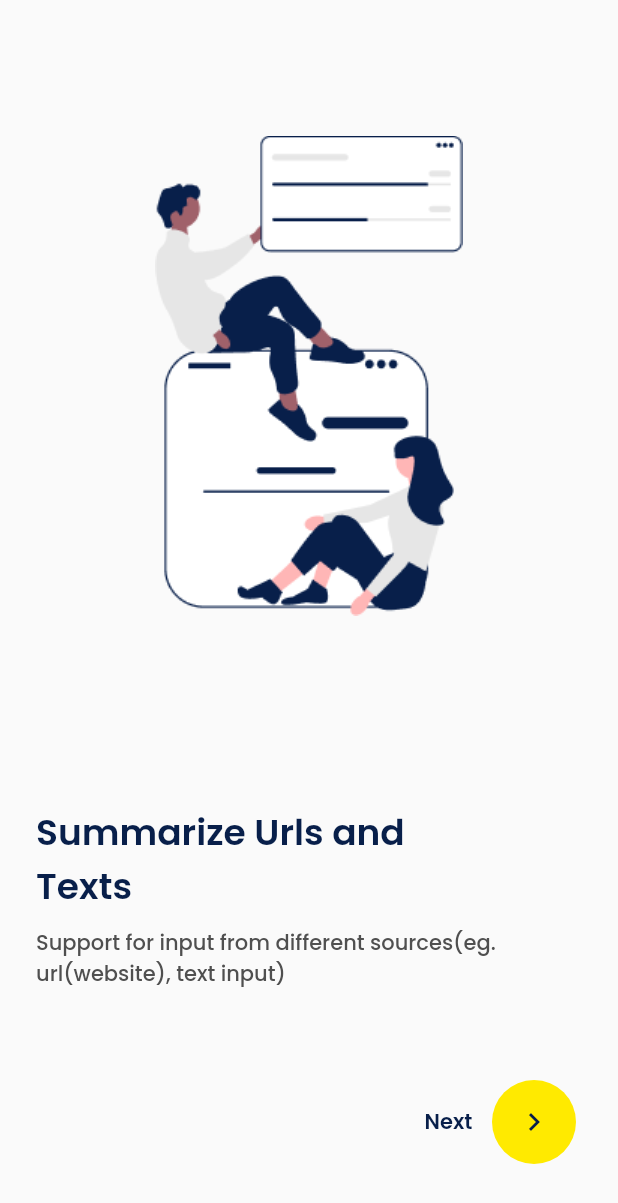
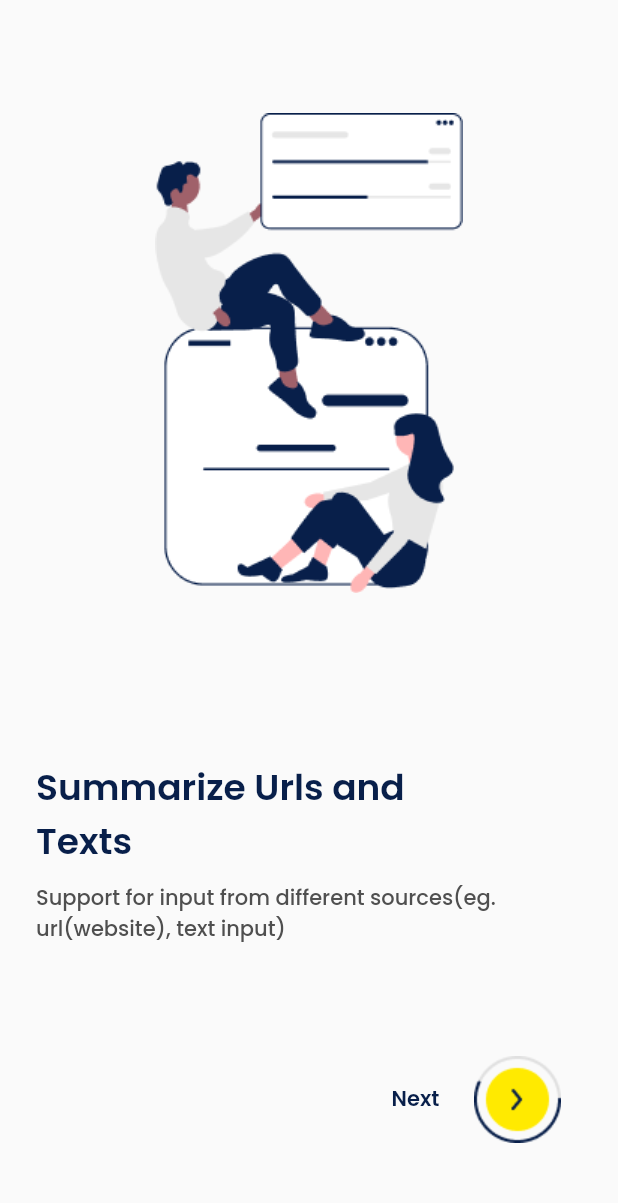
Before and after one commit to Zummit-Africa-Inc/sumry_man_mobile, a Flutter app: the screen it shows after launch, on a phone screen of 412 x 824 dp. Shown: the top 1203 px of the screen. Run offline on Flutter 3.47's test engine with Material 2 defaults, Android fonts, the phone set to English and light mode, and no system bars; our stand-ins replace file_picker, flutter_riverpod, google_fonts.

Commit message:
select .txt file from phone(andriod), onboarding screen logo corrrection.

```diff
--- a/lib/components/input_field.dart
+++ b/lib/components/input_field.dart
@@ -86,6 +86,7 @@ class InputField extends StatelessWidget {
       textAlign: state.textAlign,
       controller: state.controller,
       expands: state.expands,
+      onTap: state.onClick,
       readOnly: state.readOnly,
       cursorColor: theme.colorScheme.primary,
       textInputAction: state.textInputAction,
--- a/lib/screens/onboarding_screen.dart
+++ b/lib/screens/onboarding_screen.dart
@@ -81,13 +81,14 @@ class OnboardingScreen extends ConsumerWidget {
                   hSpace(sSecondaryPadding / 2),
                   TextButton(
                     style: TextButton.styleFrom(
-                      backgroundColor: theme.colorScheme.secondary,
+                      // backgroundColor: theme.colorScheme.secondary,
                       shape: const CircleBorder(),
-                      padding: const EdgeInsets.all(16),
+                      padding: const EdgeInsets.all(14),
                     ),
-                    child: Icon(
-                      Icons.navigate_next,
-                      color: theme.colorScheme.primary,
+                    child: (
+                      first?
+                      Image.asset('assets/images/Next_icon.png'):
+                          Image.asset('assets/images/nextPage.png')
                     ),
                     onPressed: () {
                       if (first) {
--- a/pubspec.yaml
+++ b/pubspec.yaml
@@ -18,6 +18,7 @@ dependencies:
   hovering: ^1.0.4
   flutter_riverpod: ^1.0.4
   http: ^0.13.5
+  file_picker: ^5.0.1
 
   # Firebase Database
 
```
Also changed, not shown: lib/screens/home_screen.dart (+16 -0 lines), pubspec.lock.
